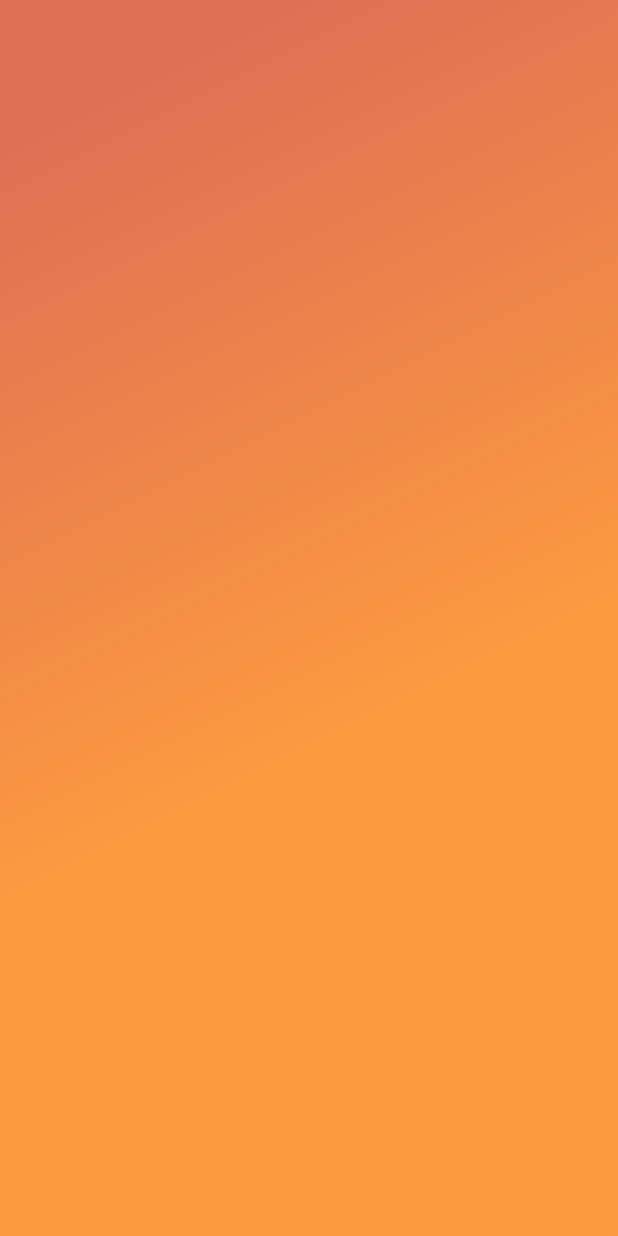
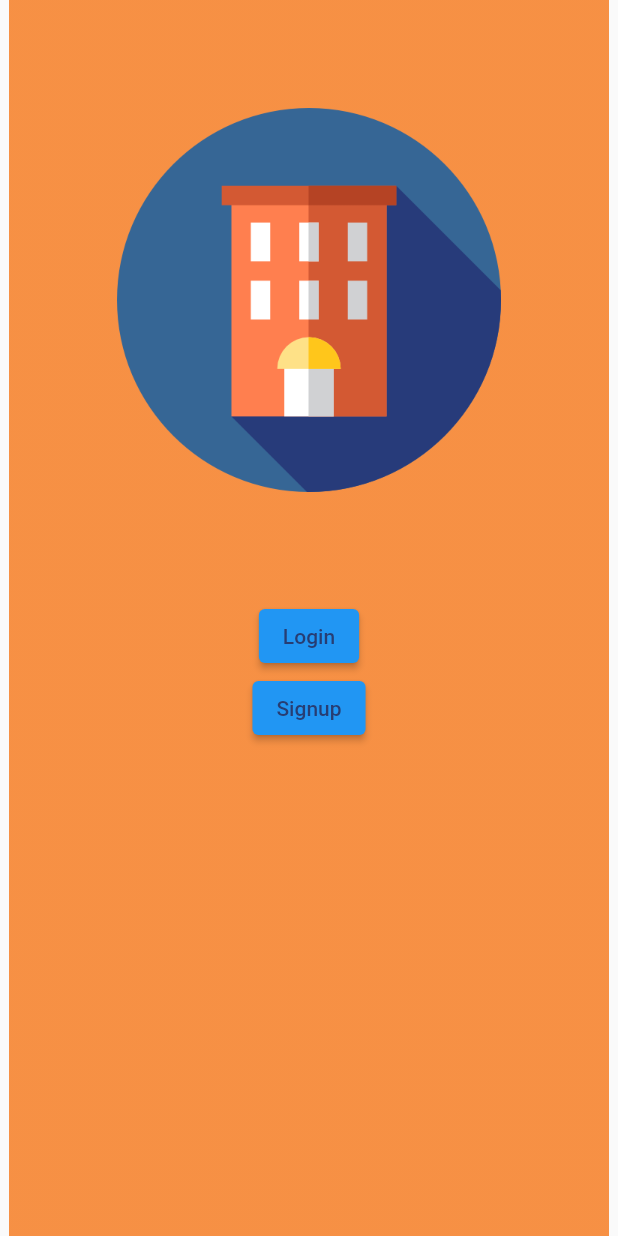
Before and after one commit to KshitijThareja/CleanSlate, a Flutter app: the HomeScreen screen opened directly, on a phone screen of 412 x 824 dp. Run offline on Flutter 3.47's test engine with Material 2 defaults, Android fonts, the phone set to English and light mode, and no system bars; our stand-ins replace firebase_auth, firebase_core; accounts and stored records are empty.

Commit message:
home page

```diff
--- a/lib/main.dart
+++ b/lib/main.dart
@@ -1,7 +1,6 @@
 import 'package:flutter/material.dart';
-import 'package:hms/screens/login.dart';
+import 'package:hms/screens/home.dart';
 import 'package:firebase_core/firebase_core.dart';
-import 'package:hms/screens/signup.dart';
 import 'firebase_options.dart';
 import 'package:firebase_auth/firebase_auth.dart';
 
@@ -16,10 +15,10 @@ Future<void> main() async {
 class MyApp extends StatelessWidget {
   @override
   Widget build(BuildContext context) {
-    return const MaterialApp(
+    return  MaterialApp(
       debugShowCheckedModeBanner: false,
       home: SafeArea(
-        child: SignupScreen(),
+        child: HomeScreen(),
       ),
     );
   }
--- a/lib/screens/home.dart
+++ b/lib/screens/home.dart
@@ -1,12 +1,7 @@
 import 'package:flutter/material.dart';
+import 'package:hms/screens/signup.dart';
+import 'package:hms/screens/login.dart';
 
-// import 'package:hms/Animation/FadeAnimation.dart';
-// void main() => runApp(
-//     MaterialApp(
-//       debugShowCheckedModeBanner: false,
-//       home: SignUpScreen(),
-//     )
-// );
 class HomeScreen extends StatelessWidget {
   @override
   Widget build(BuildContext context) {
@@ -21,8 +16,60 @@ class HomeScreen extends StatelessWidget {
                 Color.fromRGBO(255, 129, 13, 0.7900000214576721)
               ]),
         ),
-        )
+        child: const Main(),
+      ),
     );
-
   }
 }
+
+class Main extends StatelessWidget {
+  const Main();
+
+  @override
+  Widget build(BuildContext context) {
+    return Scaffold(
+      body: Center(
+        child: Container(
+          decoration: const BoxDecoration(
+            gradient: LinearGradient(
+                begin: Alignment(0, 370),
+                end: Alignment(430, 0),
+                colors: [
+                  Color.fromRGBO(216, 75, 40, 0.788),
+                  Color.fromRGBO(255, 129, 13, 0.7900000214576721)
+                ]),
+          ),
+          child: Column(
+            children: <Widget>[
+              Image.asset(
+                'assets/logo.png',
+                height: 400,
+                scale: 2,
+              ),
+              ElevatedButton(
+                style: ElevatedButton.styleFrom(
+                  foregroundColor: const Color.fromARGB(250, 39, 59, 112),
+                ),
+                onPressed: () {
+                  Navigator.of(context).push(MaterialPageRoute(
+                      builder: (context) => const LoginScreen()));
+                },
+                child: const Text("Login"),
+              ),
+              ElevatedButton(
+                style: ElevatedButton.styleFrom(
+                  foregroundColor: const Color.fromARGB(250, 39, 59, 112),
+                ),
+                onPressed: () {
+                  Navigator.of(context).push(MaterialPageRoute(
+                      builder: (context) => const SignupScreen()));
+                },
+                child: const Text("Signup"),
+              ),
+            ],
+          ),
+        ),
+      ),
+    );
+  }
+}
--- a/pubspec.yaml
+++ b/pubspec.yaml
@@ -39,6 +39,7 @@ dependencies:
   firebase_auth: ^4.4.2
   simple_animations: ^5.0.0+3
   flutterfire_ui: ^0.4.3+20
+  responsive_framework: ^0.1.4
 
 dev_dependencies:
   flutter_test:
```
Also changed, not shown: pubspec.lock. Lines whose indentation alone changed are shown as unchanged.
